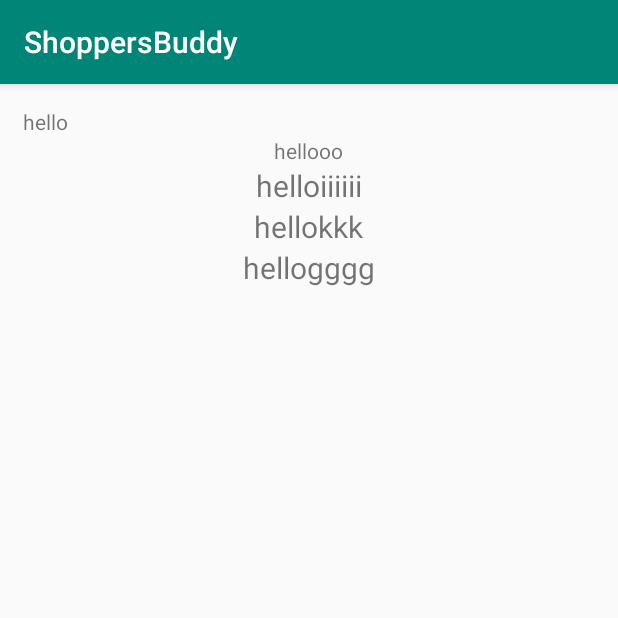
After one commit to SRM-Hackathon/TEAM404, an Android app: the StoreInfo screen opened directly, with no data from a screen before it, on a phone screen of 412 x 824 dp, the top half of it. The commit adds this screen. Run offline under Robolectric (Android 15) with nearby library versions, the phone set to English and light mode, and no system bars; our stand-ins replace Firebase (no records; nobody signed in at launch, a user with empty details on screens opened directly); 2 statements that could not run were skipped.

Commit message:
Completed the feed

```diff
--- /dev/null
+++ b/ClientApp/app/src/main/java/com/example/shoppersbuddy/ui/StoreInfo.java
@@ -0,0 +1,74 @@
+package com.example.shoppersbuddy.ui;
+
+import androidx.annotation.NonNull;
+import androidx.appcompat.app.AppCompatActivity;
+
+import android.content.Intent;
+import android.os.Bundle;
+import android.widget.TextView;
+import android.widget.Toast;
+
+import com.example.shoppersbuddy.MainActivity;
+import com.example.shoppersbuddy.R;
+import com.google.firebase.database.DataSnapshot;
+import com.google.firebase.database.DatabaseError;
+import com.google.firebase.database.DatabaseReference;
+import com.google.firebase.database.FirebaseDatabase;
+import com.google.firebase.database.ValueEventListener;
+
+public class StoreInfo extends AppCompatActivity {
+
+    Stores stores;
+    String dummy;
+    TextView name,about,offers,location;
+    String brand_name;
+    FirebaseDatabase database = FirebaseDatabase.getInstance();
+    DatabaseReference myRef = database.getReference("store_info");
+    @Override
+    protected void onCreate(Bundle savedInstanceState) {
+        super.onCreate(savedInstanceState);
+        setContentView(R.layout.activity_store_info);
+
+        name = findViewById(R.id.name);
+        about = findViewById(R.id.about);
+        offers = findViewById(R.id.offers);
+        location = findViewById(R.id.location);
+
+        Intent intent = getIntent();
+       brand_name = intent.getStringExtra("message");
+        Toast.makeText(this,brand_name,Toast.LENGTH_LONG).show();
+//        name.setText(brand_name);
+
+
+        myRef.addValueEventListener(new ValueEventListener() {
+            @Override
+            public void onDataChange(@NonNull DataSnapshot dataSnapshot) {
+                for(DataSnapshot getdata : dataSnapshot.getChildren()){
+
+                    stores = getdata.getValue(Stores.class);
+
+                        if(brand_name.equals(stores.getBrand_name())) {
+                            name.setText(stores.getBrand_name());
+                            about.setText(stores.getContent());
+                            offers.setText(stores.getOffer());
+                            location.setText(stores.getLocation());
+                            break;
+                        }
+
+                }
+                Toast.makeText(StoreInfo.this,stores.getOffer(),Toast.LENGTH_LONG).show();
+
+                // name.setText(stores.getBrand_name());
+                }
+
+            @Override
+            public void onCancelled(@NonNull DatabaseError databaseError) {
+
+            }
+        });
+
+
+
+
+    }
+}
--- /dev/null
+++ b/ClientApp/app/src/main/res/layout/activity_store_info.xml
@@ -0,0 +1,53 @@
+<?xml version="1.0" encoding="utf-8"?>
+<ScrollView xmlns:android="http://schemas.android.com/apk/res/android"
+    xmlns:tools="http://schemas.android.com/tools"
+    android:layout_width="match_parent"
+    android:layout_height="match_parent"
+    android:padding="15dp"
+    tools:context=".ui.StoreInfo">
+<RelativeLayout
+    android:layout_width="match_parent"
+    android:layout_height="match_parent">
+
+    <TextView
+        android:layout_width="wrap_content"
+        android:layout_height="wrap_content"
+        android:id="@+id/image"
+        android:layout_alignParentTop="true"
+        android:text="hello"/>
+    <TextView
+        android:id="@+id/name"
+        android:layout_width="wrap_content"
+        android:layout_height="wrap_content"
+        android:layout_centerInParent="true"
+        android:layout_below="@+id/image"
+        android:text="hellooo"
+        />
+            <TextView
+                android:id="@+id/about"
+                android:layout_width="wrap_content"
+                android:layout_height="wrap_content"
+                android:textSize="20dp"
+                android:text="helloiiiiii"
+                android:layout_centerHorizontal="true"
+                android:layout_below="@+id/name"
+                />
+            <TextView
+                android:layout_width="wrap_content"
+                android:layout_height="wrap_content"
+                android:id="@+id/offers"
+                android:textSize="20dp"
+                android:text="hellokkk"
+                android:layout_centerHorizontal="true"
+                android:layout_below="@+id/about"/>
+    <TextView
+        android:layout_width="wrap_content"
+        android:layout_height="wrap_content"
+        android:layout_centerHorizontal="true"
+        android:id="@+id/location"
+        android:textSize="20dp"
+        android:text="hellogggg"
+        android:layout_below="@+id/offers"/>
+
+</RelativeLayout>
+</ScrollView>
```
Also changed, not shown: ClientApp/app/src/main/AndroidManifest.xml (+8 -8 lines), ClientApp/app/src/main/java/com/example/shoppersbuddy/ui/Stores.java (+12 -1 lines), ClientApp/app/src/main/java/com/example/shoppersbuddy/ui/StoresAdapter.java (added, +81 -0 lines), ClientApp/app/src/main/java/com/example/shoppersbuddy/ui/StoresItem.java (added, +52 -0 lines), ClientApp/app/src/main/java/com/example/shoppersbuddy/ui/home/HomeFragment.java (+56 -15 lines), ClientApp/app/src/main/res/layout/fragment_home.xml (+97 -92 lines), ClientApp/app/src/main/res/layout/stores_item.xml (added, +59 -0 lines).
